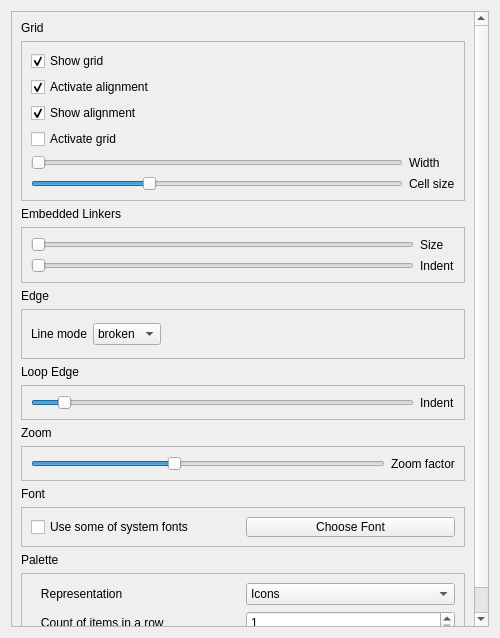
Qt form qrgui/dialogs/preferencesPages/editorPage.ui (qreal/qreal) before a commit.
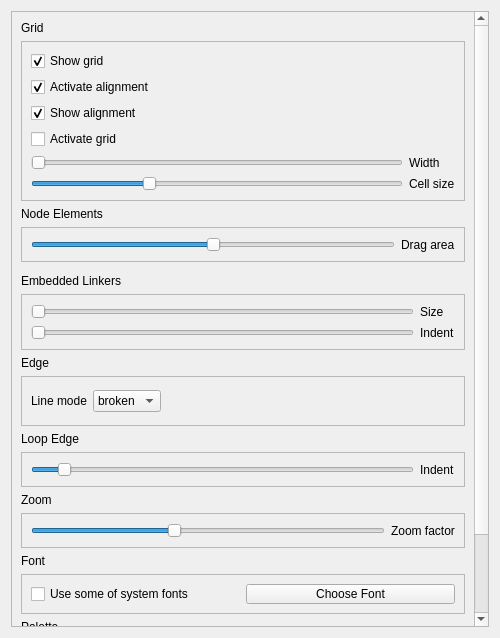
The same form after that commit.

```diff
--- a/qrgui/dialogs/preferencesPages/editorPage.ui
+++ b/qrgui/dialogs/preferencesPages/editorPage.ui
@@ -38,9 +38,9 @@
       <property name="geometry">
        <rect>
         <x>0</x>
-        <y>-31</y>
+        <y>0</y>
         <width>463</width>
-        <height>649</height>
+        <height>743</height>
        </rect>
       </property>
       <layout class="QVBoxLayout" name="verticalLayout_2">
@@ -182,6 +182,71 @@
          </layout>
         </widget>
        </item>
+       <item>
+        <widget class="QLabel" name="label_14">
+         <property name="text">
+          <string>Node Elements</string>
+         </property>
+        </widget>
+       </item>
+       <item>
+        <widget class="QFrame" name="frame_7">
+         <property name="frameShape">
+          <enum>QFrame::StyledPanel</enum>
+         </property>
+         <property name="frameShadow">
+          <enum>QFrame::Raised</enum>
+         </property>
+         <layout class="QGridLayout" name="gridLayout_3">
+          <item row="0" column="1">
+           <widget class="QLabel" name="label_15">
+            <property name="text">
+             <string>Drag area</string>
+            </property>
+           </widget>
+          </item>
+          <item row="0" column="0">
+           <widget class="QSlider" name="dragAreaSizeSlider">
+            <property name="minimum">
+             <number>4</number>
+            </property>
+            <property name="maximum">
+             <number>20</number>
+            </property>
+            <property name="value">
+             <number>12</number>
+            </property>
+            <property name="orientation">
+             <enum>Qt::Horizontal</enum>
+            </property>
+           </widget>
+          </item>
+         </layout>
+        </widget>
+       </item>
+       <item alignment="Qt::AlignLeft">
+        <widget class="QFrame" name="frame_6">
+         <property name="frameShape">
+          <enum>QFrame::StyledPanel</enum>
+         </property>
+         <property name="frameShadow">
+          <enum>QFrame::Raised</enum>
+         </property>
+         <widget class="QSlider" name="horizontalSlider">
+          <property name="geometry">
+           <rect>
+            <x>70</x>
+            <y>0</y>
+            <width>160</width>
+            <height>21</height>
+           </rect>
+          </property>
+          <property name="orientation">
+           <enum>Qt::Horizontal</enum>
+          </property>
+         </widget>
+        </widget>
+       </item>
        <item>
         <widget class="QLabel" name="label_2">
          <property name="text">
```
